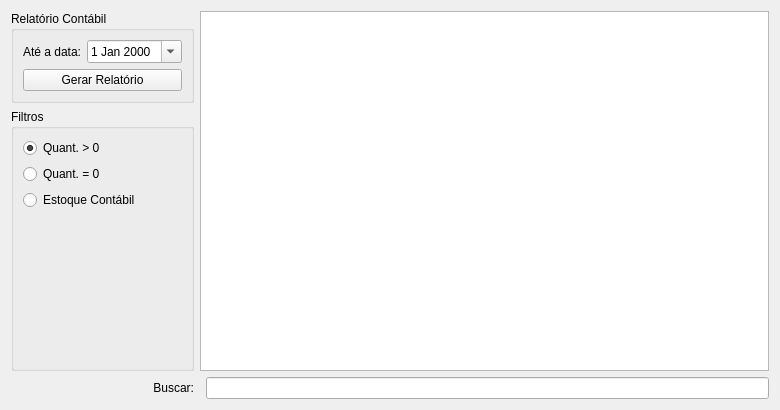
First picture: the form in ui/widgetestoque.ui, repository darktorres/ERP-STACCATO, before the edit.
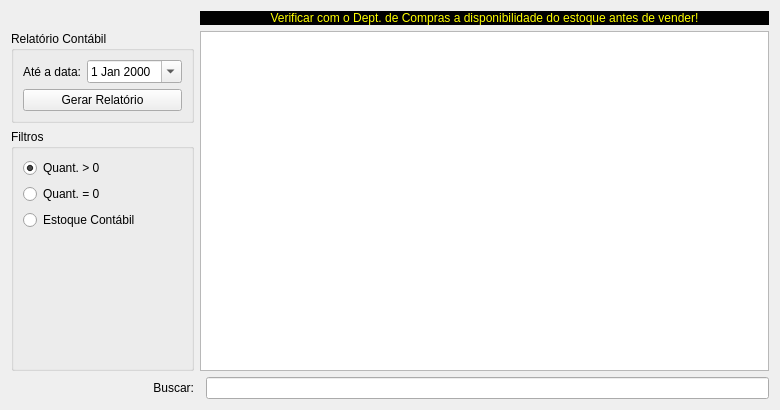
Second picture: the form after the edit. Custom widgets are drawn as their Qt base class.

The edit to the form file:
```diff
--- a/ui/widgetestoque.ui
+++ b/ui/widgetestoque.ui
@@ -14,7 +14,82 @@
    <string>Form</string>
   </property>
   <layout class="QGridLayout" name="gridLayout">
+   <item row="3" column="0">
+    <widget class="QLabel" name="label_2">
+     <property name="enabled">
+      <bool>true</bool>
+     </property>
+     <property name="text">
+      <string>Buscar:</string>
+     </property>
+     <property name="alignment">
+      <set>Qt::AlignRight|Qt::AlignTrailing|Qt::AlignVCenter</set>
+     </property>
+    </widget>
+   </item>
+   <item row="3" column="2">
+    <widget class="QLineEdit" name="lineEditBusca">
+     <property name="enabled">
+      <bool>true</bool>
+     </property>
+    </widget>
+   </item>
+   <item row="1" column="1" rowspan="2" colspan="2">
+    <widget class="TableView" name="table">
+     <property name="mouseTracking">
+      <bool>true</bool>
+     </property>
+     <property name="editTriggers">
+      <set>QAbstractItemView::NoEditTriggers</set>
+     </property>
+     <property name="alternatingRowColors">
+      <bool>true</bool>
+     </property>
+     <property name="selectionBehavior">
+      <enum>QAbstractItemView::SelectRows</enum>
+     </property>
+     <property name="sortingEnabled">
+      <bool>true</bool>
+     </property>
+    </widget>
+   </item>
    <item row="1" column="0">
+    <widget class="QGroupBox" name="groupBox_2">
+     <property name="title">
+      <string>Relatório Contábil</string>
+     </property>
+     <layout class="QGridLayout" name="gridLayout_3">
+      <item row="0" column="1">
+       <widget class="QDateEdit" name="dateEditMes">
+        <property name="enabled">
+         <bool>true</bool>
+        </property>
+        <property name="calendarPopup">
+         <bool>true</bool>
+        </property>
+       </widget>
+      </item>
+      <item row="0" column="0">
+       <widget class="QLabel" name="label">
+        <property name="text">
+         <string>Até a data:</string>
+        </property>
+       </widget>
+      </item>
+      <item row="1" column="0" colspan="2">
+       <widget class="QPushButton" name="pushButtonRelatorio">
+        <property name="enabled">
+         <bool>true</bool>
+        </property>
+        <property name="text">
+         <string>Gerar Relatório</string>
+        </property>
+       </widget>
+      </item>
+     </layout>
+    </widget>
+   </item>
+   <item row="2" column="0">
     <widget class="QGroupBox" name="groupBox">
      <property name="title">
       <string>Filtros</string>
@@ -63,78 +138,26 @@
      </layout>
     </widget>
    </item>
-   <item row="2" column="2">
-    <widget class="QLineEdit" name="lineEditBusca">
-     <property name="enabled">
-      <bool>true</bool>
+   <item row="0" column="1" colspan="2">
+    <widget class="QLabel" name="label_3">
+     <property name="sizePolicy">
+      <sizepolicy hsizetype="Preferred" vsizetype="Fixed">
+       <horstretch>0</horstretch>
+       <verstretch>0</verstretch>
+      </sizepolicy>
      </property>
-    </widget>
-   </item>
-   <item row="2" column="0">
-    <widget class="QLabel" name="label_2">
-     <property name="enabled">
-      <bool>true</bool>
+     <property name="autoFillBackground">
+      <bool>false</bool>
+     </property>
+     <property name="styleSheet">
+      <string notr="true">background-color: rgb(0, 0, 0);
+color: rgb(255, 255, 0);</string>
      </property>
      <property name="text">
-      <string>Buscar:</string>
+      <string>Verificar com o Dept. de Compras a disponibilidade do estoque antes de vender!</string>
      </property>
      <property name="alignment">
-      <set>Qt::AlignRight|Qt::AlignTrailing|Qt::AlignVCenter</set>
-     </property>
-    </widget>
-   </item>
-   <item row="0" column="0">
-    <widget class="QGroupBox" name="groupBox_2">
-     <property name="title">
-      <string>Relatório Contábil</string>
-     </property>
-     <layout class="QGridLayout" name="gridLayout_3">
-      <item row="0" column="1">
-       <widget class="QDateEdit" name="dateEditMes">
-        <property name="enabled">
-         <bool>true</bool>
-        </property>
-        <property name="calendarPopup">
-         <bool>true</bool>
-        </property>
-       </widget>
-      </item>
-      <item row="0" column="0">
-       <widget class="QLabel" name="label">
-        <property name="text">
-         <string>Até a data:</string>
-        </property>
-       </widget>
-      </item>
-      <item row="1" column="0" colspan="2">
-       <widget class="QPushButton" name="pushButtonRelatorio">
-        <property name="enabled">
-         <bool>true</bool>
-        </property>
-        <property name="text">
-         <string>Gerar Relatório</string>
-        </property>
-       </widget>
-      </item>
-     </layout>
-    </widget>
-   </item>
-   <item row="0" column="1" rowspan="2" colspan="2">
-    <widget class="TableView" name="table">
-     <property name="mouseTracking">
-      <bool>true</bool>
-     </property>
-     <property name="editTriggers">
-      <set>QAbstractItemView::NoEditTriggers</set>
-     </property>
-     <property name="alternatingRowColors">
-      <bool>true</bool>
-     </property>
-     <property name="selectionBehavior">
-      <enum>QAbstractItemView::SelectRows</enum>
-     </property>
-     <property name="sortingEnabled">
-      <bool>true</bool>
+      <set>Qt::AlignCenter</set>
      </property>
     </widget>
    </item>
```
